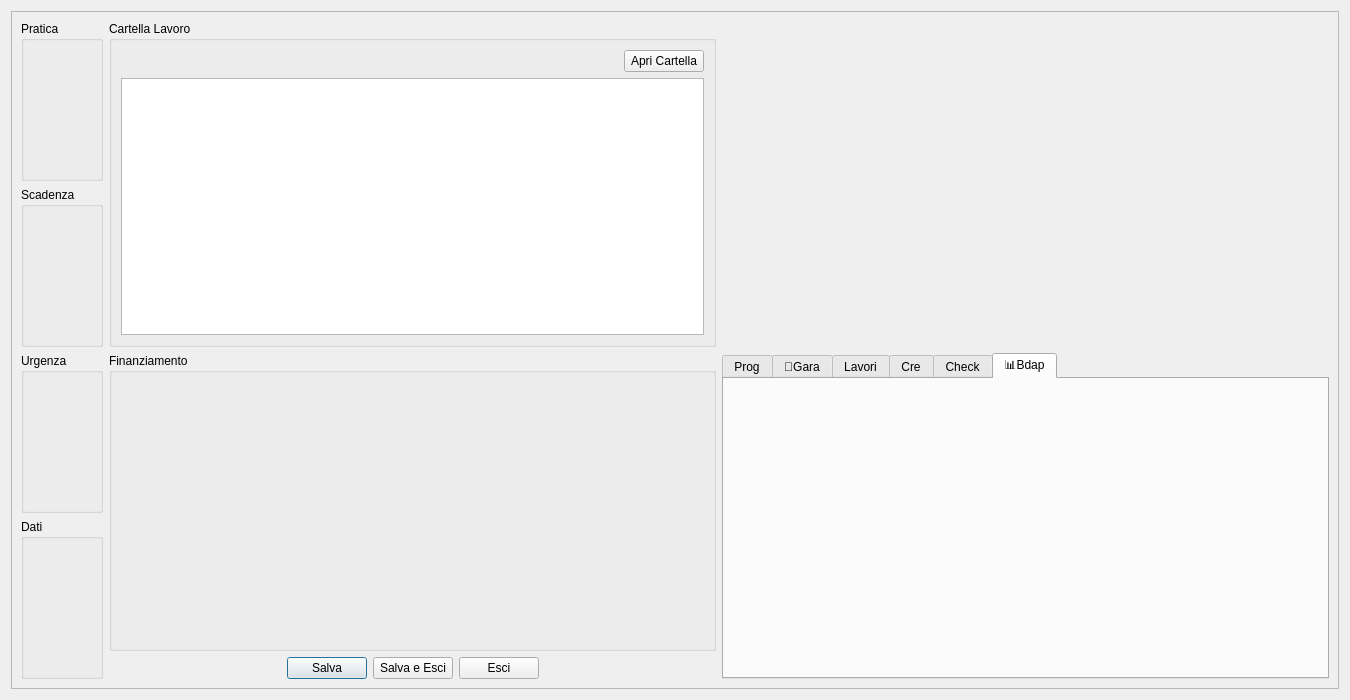
Old version of the form schedadettaglio.ui in the repository tarateo78/Praticometro.
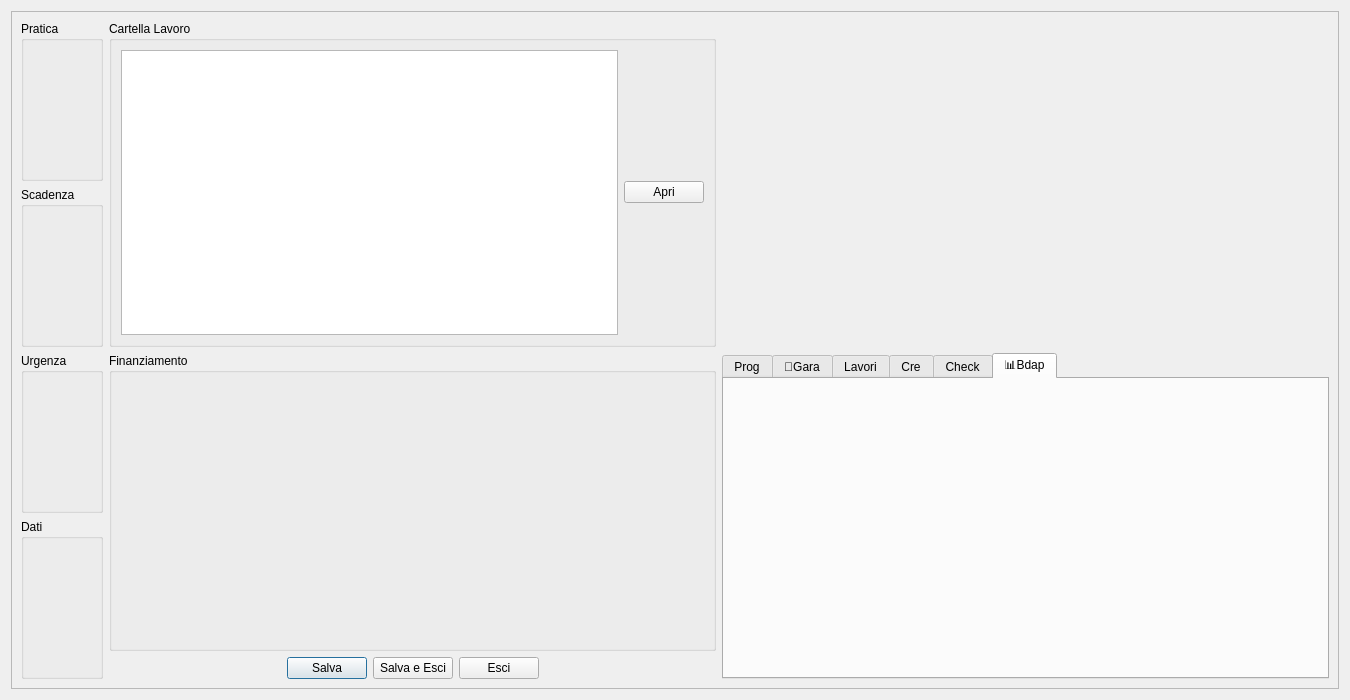
New version of the form. The open tabs and pages were chosen to show the change. Icons and pictures are not drawn.

What changed in the file:
```diff
--- a/schedadettaglio.ui
+++ b/schedadettaglio.ui
@@ -30,8 +30,8 @@
        <rect>
         <x>0</x>
         <y>0</y>
-        <width>1326</width>
-        <height>676</height>
+        <width>1330</width>
+        <height>680</height>
        </rect>
       </property>
       <layout class="QVBoxLayout" name="verticalLayout_2">
@@ -262,22 +262,12 @@
             <item>
              <layout class="QHBoxLayout" name="horizontalLayout_3">
               <item>
-               <spacer name="horizontalSpacer">
-                <property name="orientation">
-                 <enum>Qt::Horizontal</enum>
-                </property>
-                <property name="sizeHint" stdset="0">
-                 <size>
-                  <width>40</width>
-                  <height>20</height>
-                 </size>
-                </property>
-               </spacer>
+               <widget class="QTreeView" name="treeView_2"/>
               </item>
               <item>
                <widget class="QPushButton" name="pushButton_2">
                 <property name="text">
-                 <string>Apri Cartella</string>
+                 <string>Apri</string>
                 </property>
                 <property name="icon">
                  <iconset resource="Immagini.qrc">
@@ -287,9 +277,6 @@
               </item>
              </layout>
             </item>
-            <item>
-             <widget class="QTreeView" name="treeView_2"/>
-            </item>
            </layout>
           </widget>
          </item>
```
Left out of the diff: 4 changed lines with no effect on the pictures.
